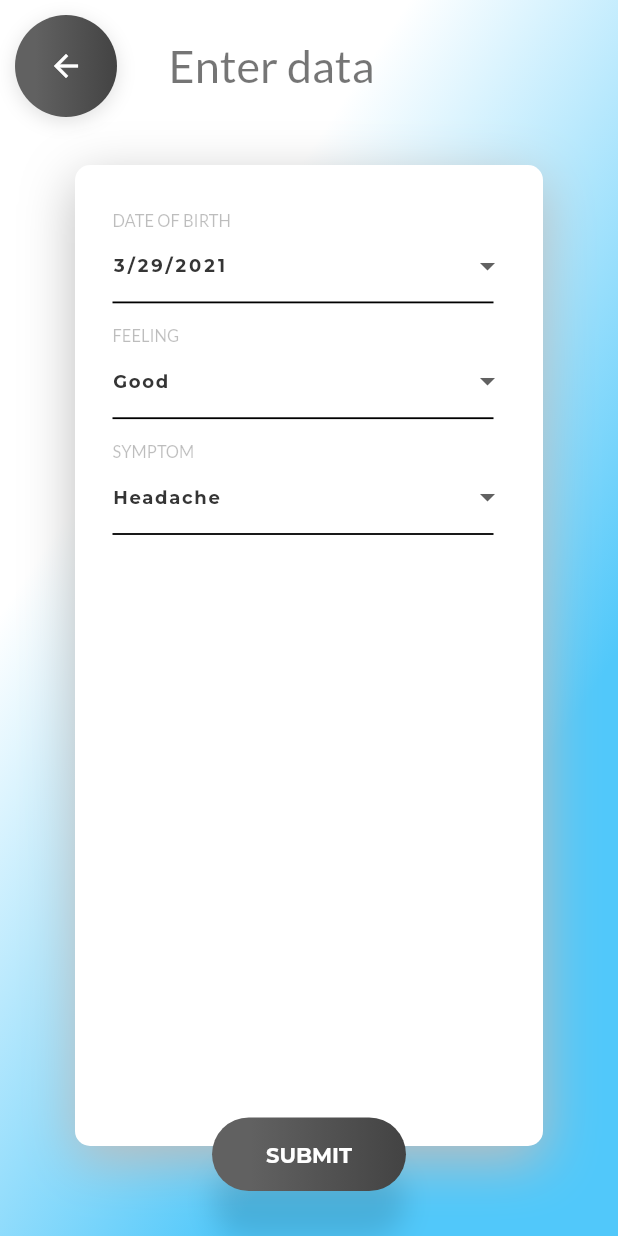
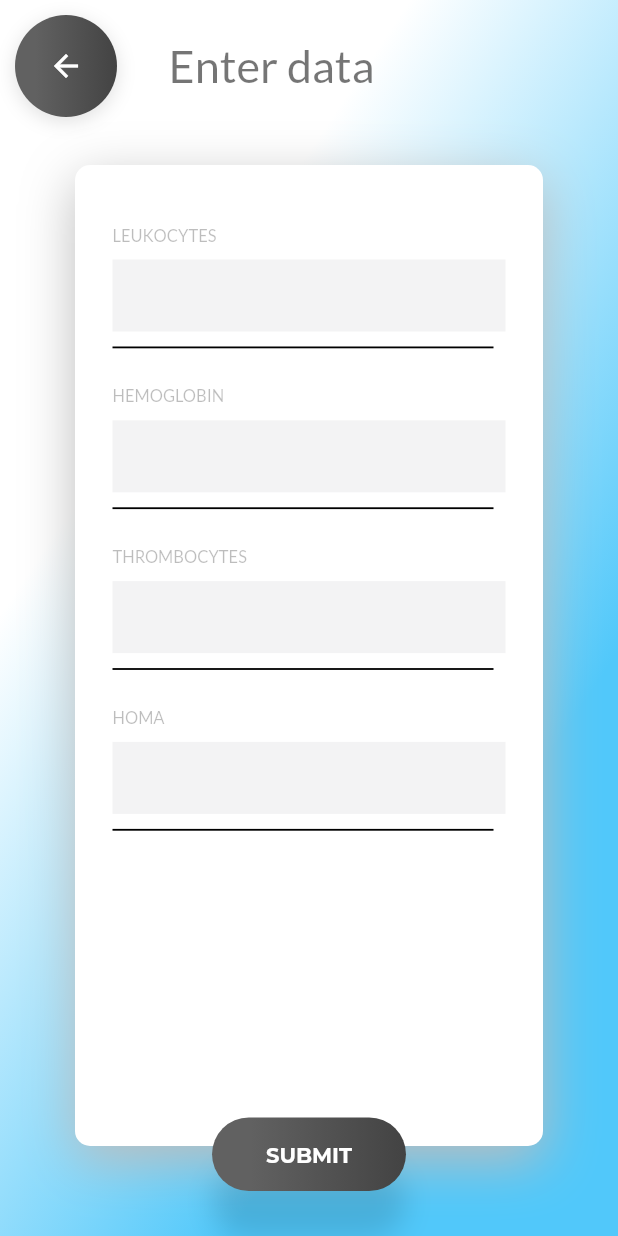
Before and after one commit to olenapatsevko/smarth_mobile, a Flutter app: the InsertPage screen opened directly, after a tap on "SUBMIT", on a phone screen of 412 x 824 dp. Run offline on Flutter 3.47's test engine with Material 2 defaults, Android fonts, the phone set to English and light mode, and no system bars; our stand-ins replace google_fonts, timeline_tile; missing offline and left inert: google_places_picker; accounts and stored records are empty; network calls fail.

Commit message:
insertion implementation

```diff
--- /dev/null
+++ b/lib/src/api/InsertApi.dart
@@ -0,0 +1,95 @@
+import 'dart:async';
+import 'dart:convert';
+
+import 'package:flutter/material.dart';
+import 'package:http/http.dart' as http;
+import 'package:smarth_app/src/api/util/ApiConsts.dart';
+
+abstract class InsertionApi {
+  Future<int> getAccountDetails(
+      BuildContext context,
+      String leukocytes,
+      String hemoglobin,
+      //    String hemoprotein,
+      String thrombocytes,
+      String homa,
+      String email);
+}
+
+class InsertionService implements InsertionApi {
+  Future<bool> processRegistrationRequest(
+      BuildContext context,
+      String leukocytes,
+      String hemoglobin,
+      //   String hemoprotein,
+      String thrombocytes,
+      String homa,
+      String email) async {
+    bool insertion = false;
+
+    //load details
+    int userResponse = await getAccountDetails(
+        context,
+        leukocytes,
+        hemoglobin,
+        //    hemoprotein,
+        thrombocytes,
+        homa,
+        email);
+
+    if (userResponse == 200) {
+      insertion = true;
+    } else {
+      insertion = false;
+    }
+    return insertion;
+  }
+
+  Future<int> getAccountDetails(
+      BuildContext context,
+      String leukocytes,
+      String hemoglobin,
+      // String hemoprotein,
+      String thrombocytes,
+      String homa,
+      String email) async {
+    var url = ApiConsts.API_APPLICATION_ENDPOINT + "/insertData";
+
+    //use header 'Authorization' to access Spring Security
+    //format of header "Authorization":"Basic dsfadsafas:fdsaasfsf"
+
+    Map<String, String> requestBody = new Map<String, String>();
+    requestBody['leukocytes'] = leukocytes;
+    requestBody['hemoglobin'] = hemoglobin;
+    //   requestBody['hemoprotein'] = hemoprotein;
+    requestBody['thrombocytes'] = thrombocytes;
+    requestBody['homa'] = jsonEncode(homa);
+    requestBody['email'] = email;
+    String jsonStr = jsonEncode(requestBody);
+
+    return await http
+        .post(Uri.encodeFull(url),
+            headers: <String, String>{"Content-Type": "application/json"},
+            body: jsonStr)
+        .then((http.Response response) {
+      return response.statusCode;
+    });
+  }
+}
+
+class RecordRequest {
+  String leukocytes;
+  String hemoglobin;
+
+//  String hemoprotein;
+  String thrombocytes;
+  String homa;
+  String email;
+
+  RecordRequest(
+      this.leukocytes,
+      this.hemoglobin, // this.hemoprotein,
+      this.thrombocytes,
+      this.homa,
+      this.email);
+}
--- a/lib/src/insert.dart
+++ b/lib/src/insert.dart
@@ -1,17 +1,28 @@
 import 'dart:async';
 
-
 import 'package:flutter/material.dart';
+import 'package:flutter/services.dart';
 import 'package:google_places_picker/google_places_picker.dart';
 import 'package:intl/intl.dart';
+import 'package:smarth_app/src/api/InsertApi.dart';
+import 'package:smarth_app/src/api/holder/AccountInfoHolder.dart';
 import 'package:smarth_app/src/const/gradient_const.dart';
 
 class InsertPage extends StatefulWidget {
+  final InsertionService insertionService = InsertionService();
+
   @override
   _InsertPageState createState() => _InsertPageState();
 }
 
 class _InsertPageState extends State<InsertPage> {
+  GlobalKey<ScaffoldState> _scaffoldKey = GlobalKey<ScaffoldState>();
+  final homaFieldController = TextEditingController();
+  final leukocytesFieldController = TextEditingController();
+  final hemoglobinFieldController = TextEditingController();
+  final usernameFieldController = TextEditingController();
+  final thrombocytesFieldController = TextEditingController();
+  final hemoproteinFieldController = TextEditingController();
   String _currentDate = DateFormat('M/d/y').format(DateTime.now());
   List<String> _feeling = ["Good", "Brilliant", "Bad"];
   List<String> _symptoms = ["Headache", "Temperature", "Dizzy"];
@@ -39,6 +50,17 @@ class _InsertPageState extends State<InsertPage> {
     setState(() {
       _currentCountry = selectedCountry;
     });
+  }
+
+  @override
+  void dispose() {
+    homaFieldController.dispose();
+    leukocytesFieldController.dispose();
+    hemoglobinFieldController.dispose();
+    usernameFieldController.dispose();
+    thrombocytesFieldController.dispose();
+    // hemoproteinFieldController.dispose();
+    super.dispose();
   }
 
   void changeDropDownStateItem(String selectedState) {
@@ -72,10 +94,10 @@ class _InsertPageState extends State<InsertPage> {
   Widget build(BuildContext context) {
     final _media = MediaQuery.of(context).size;
     List<Widget> widgets = [
-      buildLoginArea(context),
       buildLoginArea2(context),
     ];
     return Scaffold(
+      key: _scaffoldKey,
       body: SingleChildScrollView(
         physics: BouncingScrollPhysics(),
         child: Container(
@@ -180,34 +202,8 @@ class _InsertPageState extends State<InsertPage> {
     );
   }
 
-  Padding buildLoginArea(BuildContext context) {
-    return Padding(
-      padding: const EdgeInsets.only(
-        left: 25.0,
-        right: 25,
-        top: 30,
-      ),
-      child: Column(
-        crossAxisAlignment: CrossAxisAlignment.start,
-        mainAxisAlignment: MainAxisAlignment.start,
-        children: <Widget>[
-          formTextField("DATE OF BIRTH"),
-          buildDivider(),
-          buildDropdown("FEELING", _feeling, _currentCountry,
-              changeDropDownCountryItem),
-          buildDivider(),
-          buildDropdown(
-              "SYMPTOM", _symptoms, _currentState, changeDropDownStateItem),
-          //buildDivider(),
-          //buildCity("CITY", context),
-          //buildDivider(),
-         // buildStreet("STREET", context),
-          buildDivider(),
-        ],
-      ),
-    );
-  }
-  Widget _entryField(String title, {bool isPassword = false}) {
+  Widget _entryField(String title, var fieldController,
+      {bool isPassword = false}) {
     return Container(
       margin: EdgeInsets.symmetric(vertical: 10),
       child: Column(
@@ -226,14 +222,21 @@ class _InsertPageState extends State<InsertPage> {
           ),
           TextField(
             obscureText: isPassword,
+            controller: fieldController,
             decoration: InputDecoration(
                 border: InputBorder.none,
                 fillColor: Color(0xfff3f3f4),
-                  filled: true))
+                filled: true),
+            keyboardType: TextInputType.number,
+            inputFormatters: <TextInputFormatter>[
+              FilteringTextInputFormatter.digitsOnly
+            ],
+          )
         ],
       ),
     );
   }
+
   Padding buildLoginArea2(BuildContext context) {
     return Padding(
       padding: const EdgeInsets.only(
@@ -245,16 +248,15 @@ class _InsertPageState extends State<InsertPage> {
         crossAxisAlignment: CrossAxisAlignment.start,
         mainAxisAlignment: MainAxisAlignment.start,
         children: <Widget>[
-          formTextField("HEALTH"),
+          _entryField("LEUKOCYTES", leukocytesFieldController),
           buildDivider(),
-          _entryField("WEIGHT"),
+          _entryField("HEMOGLOBIN", hemoglobinFieldController),
+          //    buildDivider(),
+          //    _entryField("HEMOPROTEIN", hemoproteinFieldController),
           buildDivider(),
-          buildDropdown(
-              "BLOOD", _symptoms, _currentState, changeDropDownStateItem),
+          _entryField("THROMBOCYTES", thrombocytesFieldController),
           buildDivider(),
-          _entryField("SKIN COLOR"),
-          buildDivider(),
-          _entryField("HEIGHT"),
+          _entryField("HOMA", homaFieldController),
           buildDivider(),
         ],
       ),
@@ -292,6 +294,43 @@ class _InsertPageState extends State<InsertPage> {
         )
       ],
     );
+  }
+
+  void _handleInsertion() async {
+    String hemoglobin = hemoglobinFieldController.text;
+    //   String hemoprotein = HEMOPROTEINFieldController.text;
+    String thrombocytes = thrombocytesFieldController.text;
+    String leukocytes = leukocytesFieldController.text;
+    String email = AccountDetails.email;
+    String homa = homaFieldController.text;
+    bool success = await widget.insertionService.processRegistrationRequest(
+        context,
+        leukocytes,
+        hemoglobin,
+        // hemoprotein,
+        thrombocytes,
+        homa,
+        email);
+
+    if (success) {
+      final snackBar = SnackBar(
+        content: Text('Success!'),
+        action: SnackBarAction(
+          label: 'Hide',
+          onPressed: () {},
+        ),
+      );
+      _scaffoldKey.currentState.showSnackBar(snackBar);
+    } else {
+      final snackBar = SnackBar(
+        content: Text('Failed!'),
+        action: SnackBarAction(
+          label: 'Hide',
+          onPressed: () {},
+        ),
+      );
+      _scaffoldKey.currentState.showSnackBar(snackBar);
+    }
   }
 
   Widget buildCity(String text, BuildContext context) {
@@ -370,7 +409,9 @@ class _InsertPageState extends State<InsertPage> {
     return Padding(
       padding: const EdgeInsets.only(bottom: 30.0),
       child: InkWell(
-        onTap: () {},
+        onTap: () {
+          _handleInsertion();
+        },
         child: Container(
           padding: EdgeInsets.symmetric(horizontal: 36.0, vertical: 16.0),
           decoration: BoxDecoration(
@@ -442,8 +483,7 @@ class _InsertPageState extends State<InsertPage> {
     );
   }
 
-  Column buildDropdown(
-      String text, List dropDownList, String current, Function change) {
+  Column buildDropdown(String text, List dropDownList, String current, Function change) {
     return Column(
       crossAxisAlignment: CrossAxisAlignment.start,
       mainAxisAlignment: MainAxisAlignment.center,
```
Lines whose indentation alone changed are shown as unchanged.
